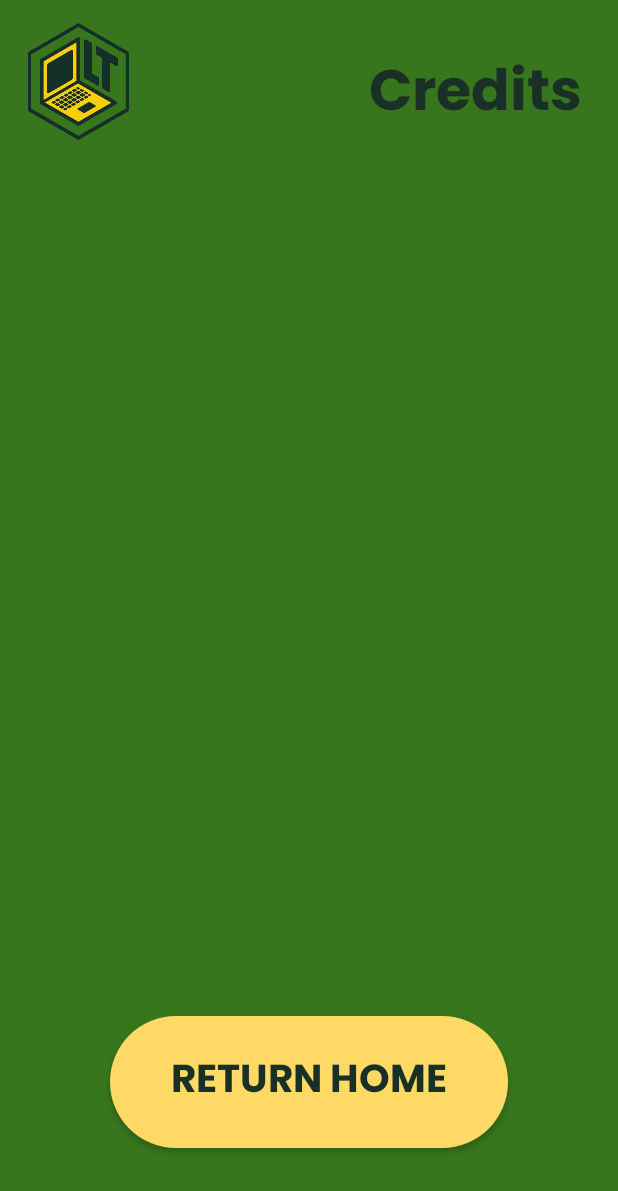
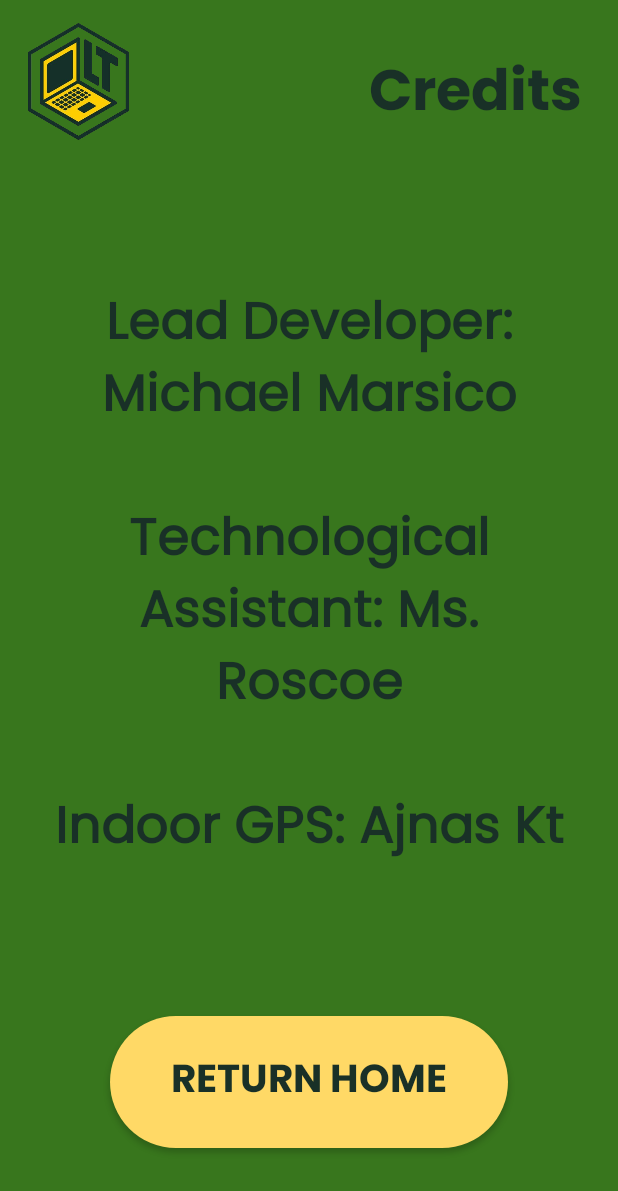
Before and after one commit to rapidnoodle/android-studio-cs-fair, an Android app: the CreditsActivity screen opened directly, with no data from a screen before it, on a phone screen of 412 x 824 dp. Shown: the top 1191 px of the screen. Run offline under Robolectric (Android 15) with nearby library versions, the phone set to English and light mode, and no system bars.

Commit message:
Add Credits

```diff
--- a/app/src/main/res/layout/activity_credits.xml
+++ b/app/src/main/res/layout/activity_credits.xml
@@ -6,6 +6,23 @@
     android:layout_height="match_parent"
     android:background="@color/green"
     tools:context=".CreditsActivity">
+
+    <TextView
+        android:id="@+id/mainContent"
+        android:layout_width="0dp"
+        android:layout_height="wrap_content"
+        android:layout_marginEnd="30dp"
+        android:layout_marginStart="30dp"
+        android:fontFamily="@font/poppins"
+        android:gravity="center"
+        android:text="Lead Developer: Michael Marsico\n\nTechnological Assistant: Ms. Roscoe\n\nIndoor GPS: Ajnas Kt"
+        android:textColor="@color/dark_green"
+        android:textSize="34sp"
+        android:textStyle="bold"
+        app:layout_constraintBottom_toTopOf="@+id/returnHome"
+        app:layout_constraintEnd_toEndOf="parent"
+        app:layout_constraintStart_toStartOf="parent"
+        app:layout_constraintTop_toBottomOf="@+id/imageView" />
 
     <android.widget.Button
         android:id="@+id/returnHome"
```
Also changed, not shown: app/src/main/res/layout/activity_request_permissions.xml (+7 -4 lines).
